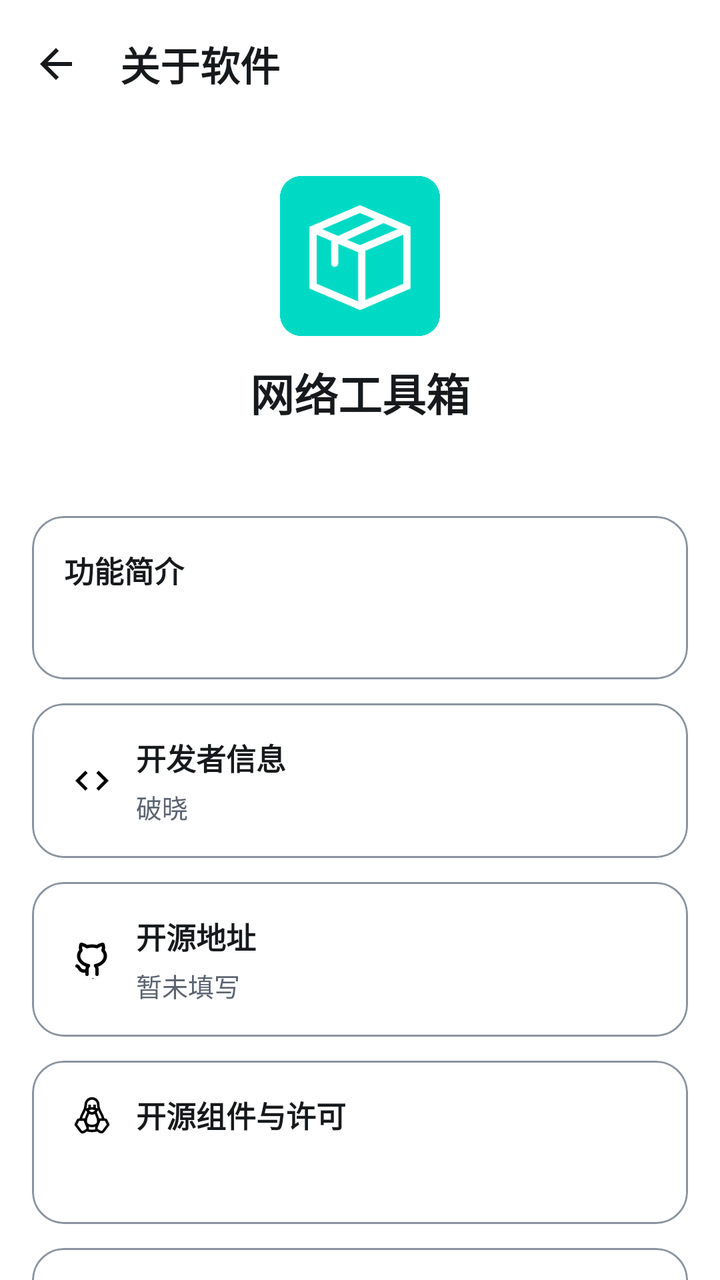
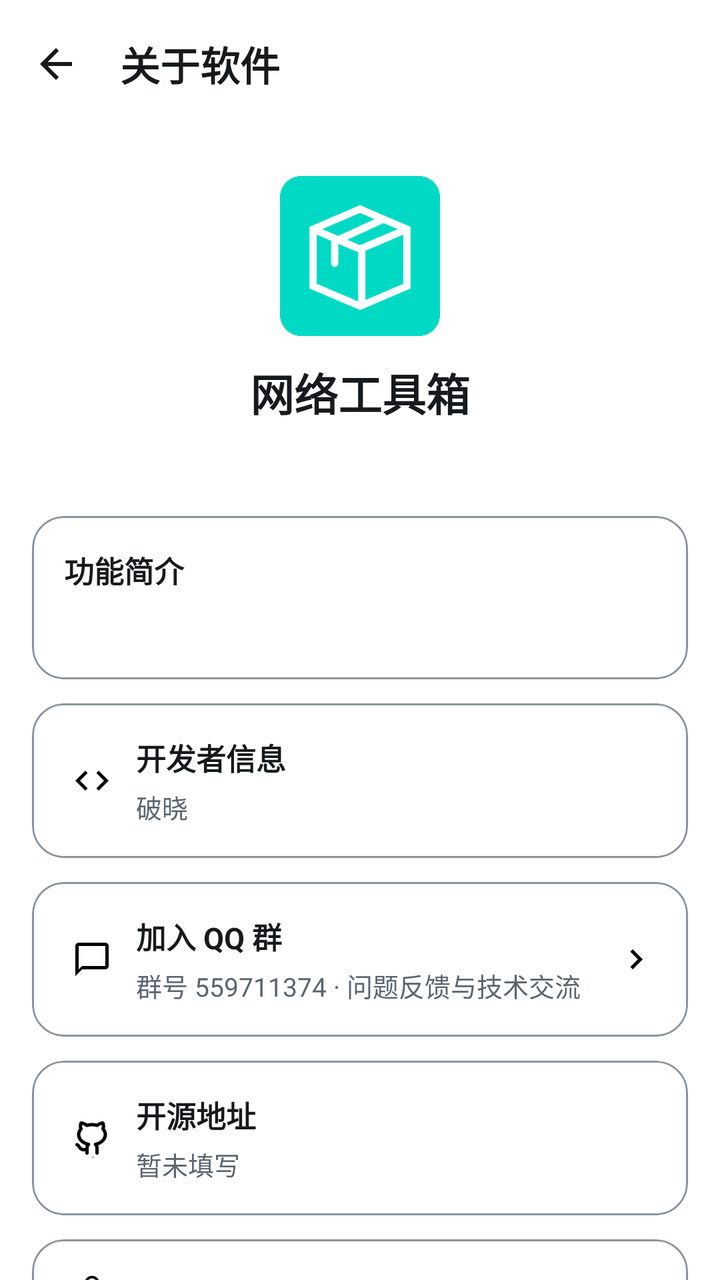

Before-and-after screenshots of an Android layout around one commit, followed by the original layout XML and the change that was made.
<!-- AndroidManifest.xml: application theme Theme.NetworkTool -->
<!-- res/layout/activity_about.xml -->
<?xml version="1.0" encoding="utf-8"?>
<LinearLayout xmlns:android="http://schemas.android.com/apk/res/android"
    xmlns:app="http://schemas.android.com/apk/res-auto"
    android:layout_width="match_parent"
    android:layout_height="match_parent"
    android:orientation="vertical"
    android:fitsSystemWindows="true"
    android:background="?attr/colorSurface">

    <com.google.android.material.appbar.MaterialToolbar
        android:background="@android:color/transparent"
        android:id="@+id/toolbar"
        android:layout_width="match_parent"
        android:layout_height="?attr/actionBarSize"
        android:elevation="0dp"
        app:title="关于软件"
        app:titleTextColor="?attr/colorOnSurface"
        app:navigationIconTint="?attr/colorOnSurface"
        app:navigationIcon="@drawable/ic_arrow_back" />

    <androidx.core.widget.NestedScrollView
        android:layout_width="match_parent"
        android:layout_height="0dp"
        android:layout_weight="1"
        android:clipToPadding="false"
        android:paddingTop="24dp"
        android:paddingBottom="16dp"
        android:paddingStart="16dp"
        android:paddingEnd="16dp">

        <LinearLayout
            android:layout_width="match_parent"
            android:layout_height="wrap_content"
            android:orientation="vertical">

            
            <LinearLayout
                android:layout_width="match_parent"
                android:layout_height="wrap_content"
                android:orientation="vertical"
                android:gravity="center"
                android:layout_marginBottom="24dp">

                <ImageView
                    android:layout_width="80dp"
                    android:layout_height="80dp"
                    android:src="@drawable/icon"
                    android:layout_marginBottom="12dp"
                    android:contentDescription="@null" />

                <TextView
                    android:layout_width="wrap_content"
                    android:layout_height="wrap_content"
                    android:text="网络工具箱"
                    android:textSize="22sp"
                    android:textStyle="bold"
                    android:textColor="?attr/colorOnSurface" />

                <TextView
                    android:id="@+id/appVersionText"
                    android:layout_width="wrap_content"
                    android:layout_height="wrap_content"
                    android:layout_marginTop="4dp"
                    android:textSize="13sp"
                    android:textColor="?attr/colorOnSurfaceVariant" />

            </LinearLayout>

            
            <com.google.android.material.card.MaterialCardView
                android:layout_width="match_parent"
                android:layout_height="wrap_content"
                android:layout_marginBottom="12dp"
                app:cardCornerRadius="@dimen/card_corner"
                app:cardElevation="0dp"
                app:strokeWidth="1dp"
                app:strokeColor="?attr/colorOutline">

                <LinearLayout
                    android:layout_width="match_parent"
                    android:layout_height="wrap_content"
                    android:orientation="vertical"
                    android:padding="16dp">

                    <TextView
                        android:layout_width="match_parent"
                        android:layout_height="wrap_content"
                        android:text="功能简介"
                        android:textSize="15sp"
                        android:textStyle="bold"
                        android:textColor="?attr/colorOnSurface" />

                    <TextView
                        android:id="@+id/descriptionText"
                        android:layout_width="match_parent"
                        android:layout_height="wrap_content"
                        android:layout_marginTop="10dp"
                        android:textSize="13sp"
                        android:textColor="?attr/colorOnSurfaceVariant"
                        android:lineSpacingExtra="4dp" />

                </LinearLayout>

            </com.google.android.material.card.MaterialCardView>

            
            <com.google.android.material.card.MaterialCardView
                android:layout_width="match_parent"
                android:layout_height="wrap_content"
                android:layout_marginBottom="12dp"
                app:cardCornerRadius="@dimen/card_corner"
                app:cardElevation="0dp"
                app:strokeWidth="1dp"
                app:strokeColor="?attr/colorOutline">

                <LinearLayout
                    android:layout_width="match_parent"
                    android:layout_height="wrap_content"
                    android:orientation="horizontal"
                    android:padding="16dp"
                    android:gravity="center_vertical">

                    <ImageView
                        android:layout_width="20dp"
                        android:layout_height="20dp"
                        android:src="@drawable/ic_developer"
                        android:layout_marginEnd="12dp"
                        android:layout_marginStart="4dp"
                        android:contentDescription="@null" />

                    <LinearLayout
                        android:layout_width="0dp"
                        android:layout_height="wrap_content"
                        android:layout_weight="1"
                        android:orientation="vertical">

                        <TextView
                            android:layout_width="match_parent"
                            android:layout_height="wrap_content"
                            android:text="开发者信息"
                            android:textSize="15sp"
                            android:textStyle="bold"
                            android:textColor="?attr/colorOnSurface" />

                        <TextView
                            android:id="@+id/developerInfoText"
                            android:layout_width="match_parent"
                            android:layout_height="wrap_content"
                            android:layout_marginTop="4dp"
                            android:textSize="13sp"
                            android:textColor="?attr/colorOnSurfaceVariant"
                            android:text="破晓" />

                    </LinearLayout>

                </LinearLayout>

            </com.google.android.material.card.MaterialCardView>

            
            <com.google.android.material.card.MaterialCardView
                android:layout_width="match_parent"
                android:layout_height="wrap_content"
                android:layout_marginBottom="12dp"
                app:cardCornerRadius="@dimen/card_corner"
                app:cardElevation="0dp"
                app:strokeWidth="1dp"
                app:strokeColor="?attr/colorOutline">

                <LinearLayout
                    android:layout_width="match_parent"
                    android:layout_height="wrap_content"
                    android:orientation="horizontal"
                    android:padding="16dp"
                    android:gravity="center_vertical">

                    <ImageView
                        android:layout_width="20dp"
                        android:layout_height="20dp"
                        android:src="@drawable/ic_opensource"
                        android:layout_marginEnd="12dp"
                        android:layout_marginStart="4dp"
                        android:contentDescription="@null" />

                    <LinearLayout
                        android:layout_width="0dp"
                        android:layout_height="wrap_content"
                        android:layout_weight="1"
                        android:orientation="vertical">

                        <TextView
                            android:layout_width="match_parent"
                            android:layout_height="wrap_content"
                            android:text="开源地址"
                            android:textSize="15sp"
                            android:textStyle="bold"
                            android:textColor="?attr/colorOnSurface" />

                        <TextView
                            android:id="@+id/openSourceUrlText"
                            android:layout_width="match_parent"
                            android:layout_height="wrap_content"
                            android:layout_marginTop="4dp"
                            android:textSize="13sp"
                            android:textColor="?attr/colorOnSurfaceVariant"
                            android:text="暂未填写" />

                    </LinearLayout>

                </LinearLayout>

            </com.google.android.material.card.MaterialCardView>

            
            <com.google.android.material.card.MaterialCardView
                android:layout_width="match_parent"
                android:layout_height="wrap_content"
                android:layout_marginBottom="12dp"
                app:cardCornerRadius="@dimen/card_corner"
                app:cardElevation="0dp"
                app:strokeWidth="1dp"
                app:strokeColor="?attr/colorOutline">

                <LinearLayout
                    android:layout_width="match_parent"
                    android:layout_height="wrap_content"
                    android:orientation="vertical"
                    android:padding="16dp">

                    <LinearLayout
                        android:layout_width="match_parent"
                        android:layout_height="wrap_content"
                        android:gravity="center_vertical"
                        android:orientation="horizontal">

                        <ImageView
                            android:layout_width="20dp"
                            android:layout_height="20dp"
                            android:layout_marginStart="4dp"
                            android:layout_marginEnd="12dp"
                            android:contentDescription="@null"
                            android:src="@drawable/ic_open_source_tools" />

                        <TextView
                            android:layout_width="0dp"
                            android:layout_height="wrap_content"
                            android:layout_weight="1"
                            android:text="开源组件与许可"
                            android:textColor="?attr/colorOnSurface"
                            android:textSize="15sp"
                            android:textStyle="bold" />
                    </LinearLayout>

                    <TextView
                        android:id="@+id/openSourceToolsText"
                        android:layout_width="match_parent"
                        android:layout_height="wrap_content"
                        android:layout_marginTop="10dp"
                        android:lineSpacingExtra="4dp"
                        android:textColor="?attr/colorOnSurfaceVariant"
                        android:textSize="13sp" />

                </LinearLayout>

            </com.google.android.material.card.MaterialCardView>

            
            <com.google.android.material.card.MaterialCardView
                android:layout_width="match_parent"
                android:layout_height="wrap_content"
                android:layout_marginBottom="12dp"
                app:cardCornerRadius="@dimen/card_corner"
                app:cardElevation="0dp"
                app:strokeWidth="1dp"
                app:strokeColor="?attr/colorOutline">

                <LinearLayout
                    android:layout_width="match_parent"
                    android:layout_height="wrap_content"
                    android:gravity="center_vertical"
                    android:orientation="horizontal"
                    android:padding="16dp">

                    <ImageView
                        android:layout_width="20dp"
                        android:layout_height="20dp"
                        android:layout_marginStart="4dp"
                        android:layout_marginEnd="12dp"
                        android:contentDescription="@null"
                        android:src="@drawable/ic_privacy"
                        app:tint="?attr/colorAccent" />

                    <LinearLayout
                        android:layout_width="0dp"
                        android:layout_height="wrap_content"
                        android:layout_weight="1"
                        android:orientation="vertical">

                        <TextView
                            android:layout_width="match_parent"
                            android:layout_height="wrap_content"
                            android:text="隐私说明"
                            android:textColor="?attr/colorOnSurface"
                            android:textSize="15sp"
                            android:textStyle="bold" />

                        <TextView
                            android:layout_width="match_parent"
                            android:layout_height="wrap_content"
                            android:layout_marginTop="4dp"
                            android:text="WiFi 数据、设备信息和聊天记录仅保存在本机，不上传服务器；应用不包含广告和统计 SDK。"
                            android:textColor="?attr/colorOnSurfaceVariant"
                            android:textSize="13sp" />

                    </LinearLayout>

                </LinearLayout>

            </com.google.android.material.card.MaterialCardView>

            
            <com.google.android.material.card.MaterialCardView
                android:layout_width="match_parent"
                android:layout_height="wrap_content"
                android:layout_marginBottom="12dp"
                app:cardCornerRadius="@dimen/card_corner"
                app:cardElevation="0dp"
                app:strokeWidth="1dp"
                app:strokeColor="?attr/colorOutline">

                <LinearLayout
                    android:layout_width="match_parent"
                    android:layout_height="wrap_content"
                    android:orientation="horizontal"
                    android:padding="16dp"
                    android:gravity="center_vertical">

                    <ImageView
                        android:layout_width="20dp"
                        android:layout_height="20dp"
                        android:src="@drawable/ic_appreciate"
                        android:layout_marginEnd="12dp"
                        android:layout_marginStart="4dp"
                        android:contentDescription="@null" />

                    <LinearLayout
                        android:layout_width="0dp"
                        android:layout_height="wrap_content"
                        android:layout_weight="1"
                        android:orientation="vertical">

                        <TextView
                            android:layout_width="match_parent"
                            android:layout_height="wrap_content"
                            android:text="赞赏名单"
                            android:textSize="15sp"
                            android:textStyle="bold"
                            android:textColor="?attr/colorOnSurface" />

                        <TextView
                            android:id="@+id/sponsorListText"
                            android:layout_width="match_parent"
                            android:layout_height="wrap_content"
                            android:layout_marginTop="4dp"
                            android:textSize="13sp"
                            android:textColor="?attr/colorOnSurfaceVariant"
                            android:text="暂未填写" />

                    </LinearLayout>

                </LinearLayout>

            </com.google.android.material.card.MaterialCardView>

            
            <com.google.android.material.card.MaterialCardView
                android:layout_width="match_parent"
                android:layout_height="wrap_content"
                android:layout_marginTop="8dp"
                app:cardCornerRadius="@dimen/card_corner"
                app:cardElevation="0dp"
                app:strokeWidth="1dp"
                app:strokeColor="?attr/colorError">

                <LinearLayout
                    android:layout_width="match_parent"
                    android:layout_height="wrap_content"
                    android:orientation="horizontal"
                    android:padding="16dp"
                    android:gravity="center_vertical"
                    android:clickable="true"
                    android:focusable="true"
                    android:id="@+id/resetDataButton">

                    <TextView
                        android:layout_width="0dp"
                        android:layout_height="wrap_content"
                        android:layout_weight="1"
                        android:text="重置数据"
                        android:textSize="15sp"
                        android:textColor="?attr/colorError" />

                    <ImageView
                        android:layout_width="18dp"
                        android:layout_height="18dp"
                        android:src="@drawable/ic_arrow_forward"
                        android:tint="?attr/colorError"
                        android:contentDescription="@null" />

                </LinearLayout>

            </com.google.android.material.card.MaterialCardView>

            
            <TextView
                android:layout_width="match_parent"
                android:layout_height="wrap_content"
                android:layout_marginTop="24dp"
                android:layout_marginBottom="8dp"
                android:text="Apache License 2.0 · 开源协议"
                android:textSize="12sp"
                android:textColor="?attr/colorOnSurfaceVariant"
                android:gravity="center" />

        </LinearLayout>

    </androidx.core.widget.NestedScrollView>

</LinearLayout>
<!-- resources referenced by this layout -->
<resources>
  <dimen name="card_corner">16dp</dimen>
  <!-- drawable ic_arrow_back (drawable) -->
  <vector xmlns:android="http://schemas.android.com/apk/res/android"
      android:width="24dp"
      android:height="24dp"
      android:viewportWidth="24"
      android:viewportHeight="24"
      android:tint="?attr/colorOnSurface">
      <path
          android:fillColor="@android:color/white"
          android:pathData="M20,11H7.83l5.59,-5.59L12,4l-8,8 8,8 1.41,-1.41L7.83,13H20v-2z"/>
  </vector>
  <!-- drawable ic_arrow_forward (drawable) -->
  <?xml version="1.0" encoding="utf-8"?>
  <vector xmlns:android="http://schemas.android.com/apk/res/android"
      android:width="24dp"
      android:height="24dp"
      android:viewportWidth="24"
      android:viewportHeight="24">
      <path
          android:fillColor="#000000"
          android:pathData="M8.59,16.59L13.17,12 8.59,7.41 10,6l6,6 -6,6z" />
  </vector>
  <!-- drawable ic_developer (drawable) -->
  <?xml version="1.0" encoding="utf-8"?>
  <vector xmlns:android="http://schemas.android.com/apk/res/android"
      android:width="24dp"
      android:height="24dp"
      android:viewportWidth="24"
      android:viewportHeight="24">
      <path
          android:pathData="M9.4 16.6L4.8 12l4.6-4.6L8 6l-6 6l6 6zM14.6 16.6l4.6-4.6l-4.6-4.6L16 6l6 6l-6 6z"
          android:fillColor="#FF000000" />
  </vector>
  <!-- drawable ic_privacy (drawable) -->
  <?xml version="1.0" encoding="utf-8"?>
  <vector xmlns:android="http://schemas.android.com/apk/res/android"
      android:width="24dp"
      android:height="24dp"
      android:viewportWidth="24"
      android:viewportHeight="24">
      <path
          android:fillColor="#000000"
          android:pathData="M12,1L3,5v6c0,5.55 3.84,10.74 9,12 5.16,-1.26 9,-6.45 9,-12V5L12,1zM12,11.99h7c-0.53,4.12 -3.28,7.79 -7,8.94V12H5V6.3l7,-3.11V11.99z" />
  </vector>
  <color name="colorPrimary">#00DAC5</color>
  <color name="colorPrimaryDark">#00B5A1</color>
  <color name="colorAccent">#00DAC5</color>
  <color name="colorOnPrimary">#00201C</color>
  <color name="colorPrimaryContainer">#B8FFF7</color>
  <color name="colorOnPrimaryContainer">#00201C</color>
  <color name="colorBackground">#F6F8FA</color>
  <color name="colorSurface">#FFFFFF</color>
  <color name="colorOnSurface">#171A1C</color>
  <color name="colorOnBackground">#171A1C</color>
  <color name="colorSurfaceContainer">#EEF2F5</color>
  <color name="textSecondary">#5B6470</color>
  <color name="colorOutline">#8A94A0</color>
  <color name="colorOutlineVariant">#D8DEE5</color>
  <color name="textPrimary">#171A1C</color>
  <style name="Widget.NetworkTool.Toolbar" parent="Widget.Material3.Toolbar">
          <item name="android:background">@android:color/transparent</item>
          <item name="android:elevation">0dp</item>
          <item name="titleTextColor">?attr/colorOnSurface</item>
          <item name="titleTextAppearance">@style/TextAppearance.NetworkTool.ToolbarTitle</item>
          <item name="subtitleTextColor">?attr/colorOnSurfaceVariant</item>
          <item name="navigationIconTint">?attr/colorOnSurface</item>
      </style>
  <style name="Widget.NetworkTool.Button" parent="Widget.Material3.Button">
          <item name="android:elevation">0dp</item>
          <item name="android:stateListAnimator">@null</item>
      </style>
  <style name="TextAppearance.NetworkTool.ToolbarTitle" parent="TextAppearance.Material3.TitleLarge">
          <item name="android:textSize">20sp</item>
          <item name="android:textStyle">bold</item>
          <item name="android:textColor">?attr/colorOnSurface</item>
      </style>
  <!-- unchanged entries left out for length: 5 -->
</resources>

<!-- the commit's change to res/layout/activity_about.xml (unified diff, before → after) -->
@@ -159,6 +159,70 @@
 
             
             <com.google.android.material.card.MaterialCardView
+                android:id="@+id/qqGroupCard"
+                android:layout_width="match_parent"
+                android:layout_height="wrap_content"
+                android:layout_marginBottom="12dp"
+                android:clickable="true"
+                android:focusable="true"
+                app:cardCornerRadius="@dimen/card_corner"
+                app:cardElevation="0dp"
+                app:rippleColor="?attr/colorPrimary"
+                app:strokeColor="?attr/colorOutline"
+                app:strokeWidth="1dp">
+
+                <LinearLayout
+                    android:layout_width="match_parent"
+                    android:layout_height="wrap_content"
+                    android:gravity="center_vertical"
+                    android:orientation="horizontal"
+                    android:padding="16dp">
+
+                    <ImageView
+                        android:id="@+id/qqGroupIcon"
+                        android:layout_width="20dp"
+                        android:layout_height="20dp"
+                        android:layout_marginStart="4dp"
+                        android:layout_marginEnd="12dp"
+                        android:contentDescription="@null"
+                        android:src="@drawable/ic_feedback" />
+
+                    <LinearLayout
+                        android:layout_width="0dp"
+                        android:layout_height="wrap_content"
+                        android:layout_weight="1"
+                        android:orientation="vertical">
+
+                        <TextView
+                            android:layout_width="match_parent"
+                            android:layout_height="wrap_content"
+                            android:text="加入 QQ 群"
+                            android:textColor="?attr/colorOnSurface"
+                            android:textSize="15sp"
+                            android:textStyle="bold" />
+
+                        <TextView
+                            android:id="@+id/qqGroupSubtitle"
+                            android:layout_width="match_parent"
+                            android:layout_height="wrap_content"
+                            android:layout_marginTop="4dp"
+                            android:text="群号 559711374 · 问题反馈与技术交流"
+                            android:textColor="?attr/colorOnSurfaceVariant"
+                            android:textSize="13sp" />
+                    </LinearLayout>
+
+                    <ImageView
+                        android:id="@+id/qqGroupArrow"
+                        android:layout_width="20dp"
+                        android:layout_height="20dp"
+                        android:layout_marginStart="8dp"
+                        android:contentDescription="@null"
+                        android:src="@drawable/ic_arrow_forward" />
+                </LinearLayout>
+            </com.google.android.material.card.MaterialCardView>
+
+            
+            <com.google.android.material.card.MaterialCardView
                 android:layout_width="match_parent"
                 android:layout_height="wrap_content"
                 android:layout_marginBottom="12dp"
<!-- resource entries referenced after the edit -->
@@ -33,6 +33,17 @@
       <path
           android:pathData="M9.4 16.6L4.8 12l4.6-4.6L8 6l-6 6l6 6zM14.6 16.6l4.6-4.6l-4.6-4.6L16 6l6 6l-6 6z"
           android:fillColor="#FF000000" />
+  </vector>
+  <!-- drawable ic_feedback (drawable) -->
+  <?xml version="1.0" encoding="utf-8"?>
+  <vector xmlns:android="http://schemas.android.com/apk/res/android"
+      android:width="24dp"
+      android:height="24dp"
+      android:viewportWidth="24"
+      android:viewportHeight="24">
+      <path
+          android:fillColor="#000000"
+          android:pathData="M20,2H4C2.9,2 2,2.9 2,4v18l4,-4h14c1.1,0 2,-0.9 2,-2V4C22,2.9 21.1,2 20,2zM20,16H6l-2,2V4h16V16z" />
   </vector>
   <!-- drawable ic_privacy (drawable) -->
   <?xml version="1.0" encoding="utf-8"?>
